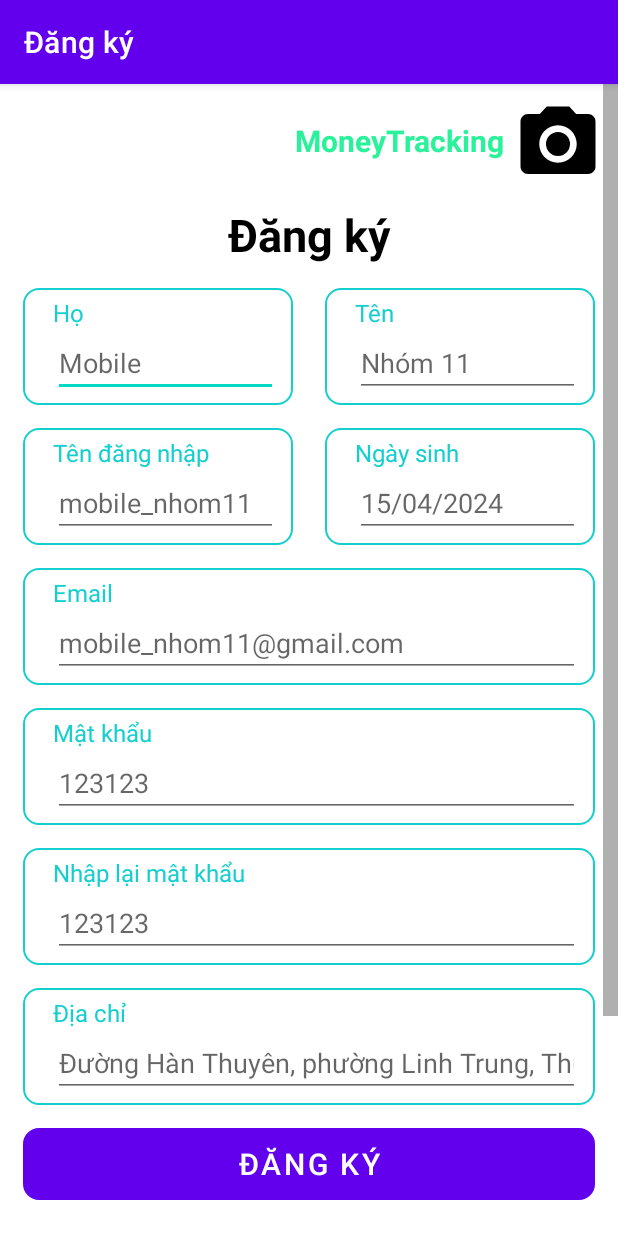
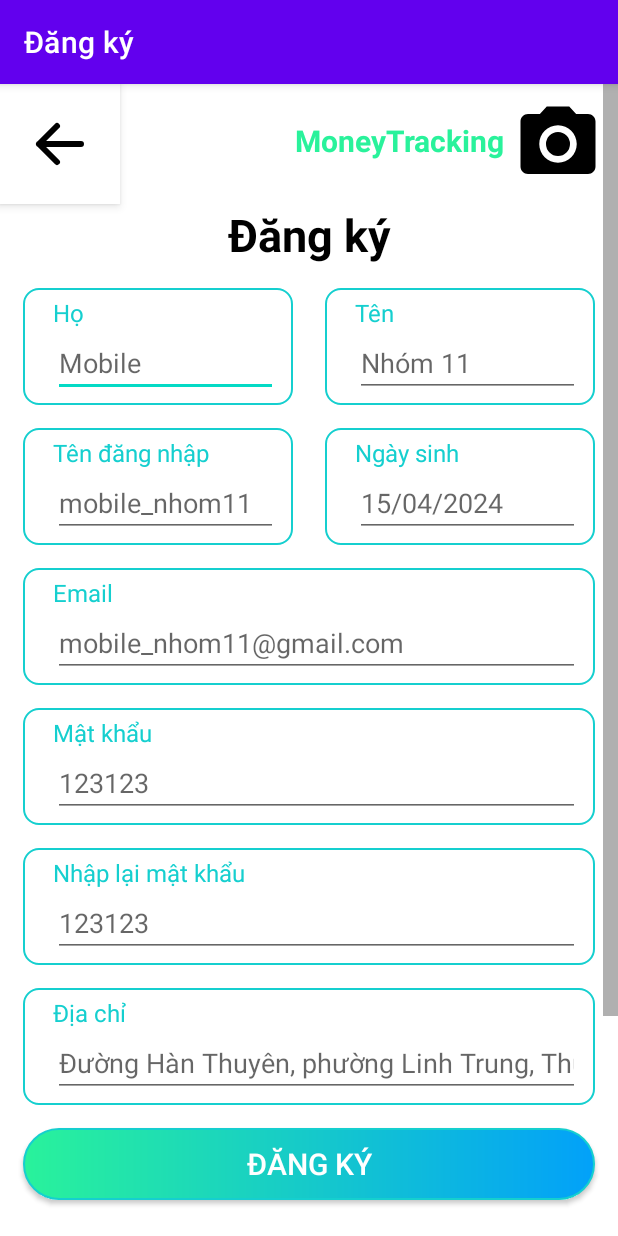
Before and after one commit to VoKy0/financial-management, an Android app: the SignupActitvity screen opened directly, with no data from a screen before it, on a phone screen of 412 x 824 dp. Run offline under Robolectric (Android 15) with nearby library versions, the phone set to English and light mode, and no system bars.

Commit message:
Thiết kế giao diện sign up

```diff
--- /dev/null
+++ b/app/src/main/res/drawable/ic_back.xml
@@ -0,0 +1,5 @@
+<vector xmlns:android="http://schemas.android.com/apk/res/android" android:height="48dp" android:viewportHeight="24" android:viewportWidth="24" android:width="48dp">
+
+    <path android:fillColor="#00000000" android:pathData="M11,6L5,12M5,12L11,18M5,12H19" android:strokeColor="#000000" android:strokeLineCap="round" android:strokeLineJoin="round" android:strokeWidth="2"/>
+
+</vector>
--- a/app/src/main/res/layout/activity_signup.xml
+++ b/app/src/main/res/layout/activity_signup.xml
@@ -13,6 +13,25 @@
         android:id="@+id/main"
         android:layout_width="match_parent"
         android:layout_height="match_parent">
+
+        <androidx.appcompat.widget.Toolbar
+            android:id="@+id/toolbar"
+            android:layout_width="80dp"
+            android:layout_height="80dp"
+            android:background="@color/white"
+            android:elevation="4dp"
+            tools:ignore="MissingConstraints">
+
+            <ImageButton
+                android:id="@+id/btn_back"
+                android:layout_width="wrap_content"
+                android:layout_height="wrap_content"
+                android:layout_marginLeft="16dp"
+                android:layout_marginTop="16dp"
+                android:background="@null"
+                android:src="@drawable/ic_back" />
+
+        </androidx.appcompat.widget.Toolbar>
 
         <TextView
             android:id="@+id/logo_text"
@@ -363,13 +382,13 @@
 
         </LinearLayout>
 
-        <Button
+        <androidx.appcompat.widget.AppCompatButton
             android:id="@+id/btn_signup"
             android:layout_width="match_parent"
             android:layout_height="wrap_content"
             android:layout_margin="15dp"
             android:layout_marginTop="20dp"
-            android:background="@drawable/rounded_border"
+            android:background="@drawable/btn_login_background"
             android:text="Đăng ký"
             android:textColor="@android:color/white"
             android:textSize="20sp"
@@ -390,7 +409,7 @@
             app:layout_constraintStart_toStartOf="parent"
             app:layout_constraintTop_toBottomOf="@+id/btn_signup" />
 
-        <Button
+        <androidx.appcompat.widget.AppCompatButton
             android:id="@+id/btn_login_fb"
             android:layout_width="match_parent"
             android:layout_height="wrap_content"
@@ -398,11 +417,14 @@
             android:layout_marginTop="5dp"
             android:layout_marginRight="15dp"
             android:text="Đăng nhập với Facebook"
+            android:textColor="@android:color/holo_blue_dark"
+            android:background="@drawable/btn_fb_background"
+            android:drawableStart="@drawable/ic_facebook"
             app:layout_constraintEnd_toEndOf="parent"
             app:layout_constraintStart_toStartOf="parent"
             app:layout_constraintTop_toBottomOf="@+id/lb_method_login" />
 
-        <Button
+        <androidx.appcompat.widget.AppCompatButton
             android:id="@+id/btn_login_google"
             android:layout_width="match_parent"
             android:layout_height="wrap_content"
@@ -410,6 +432,9 @@
             android:layout_marginTop="5dp"
             android:layout_marginRight="15dp"
             android:text="Đăng nhập với Google"
+            android:textColor="@android:color/holo_red_light"
+            android:background="@drawable/btn_gg_background"
+            android:drawableStart="@drawable/ic_google"
             app:layout_constraintEnd_toEndOf="parent"
             app:layout_constraintStart_toStartOf="parent"
             app:layout_constraintTop_toBottomOf="@+id/btn_login_fb" />
```
Also changed, not shown: app/src/main/res/layout/activity_login.xml (+19 -0 lines).
